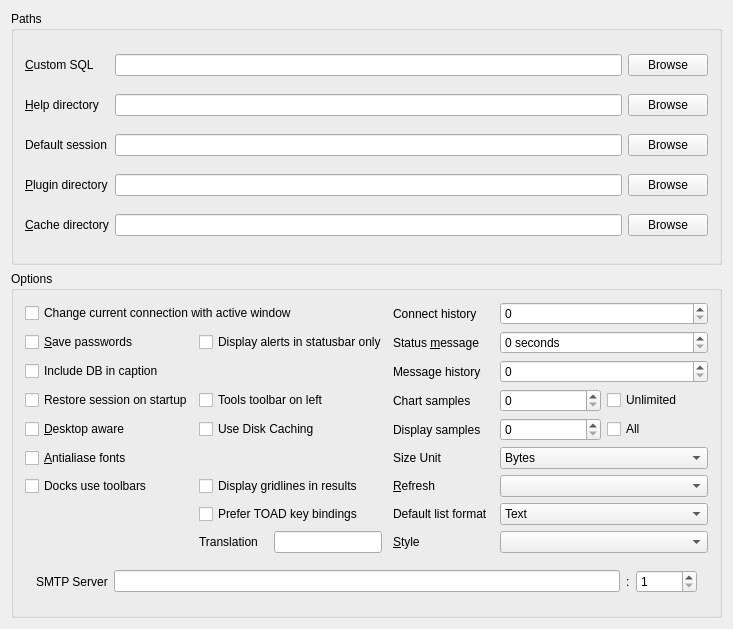
Before: the Qt Designer form src/toglobalsettingui.ui in tora-tool/tora, drawn with Qt 5.
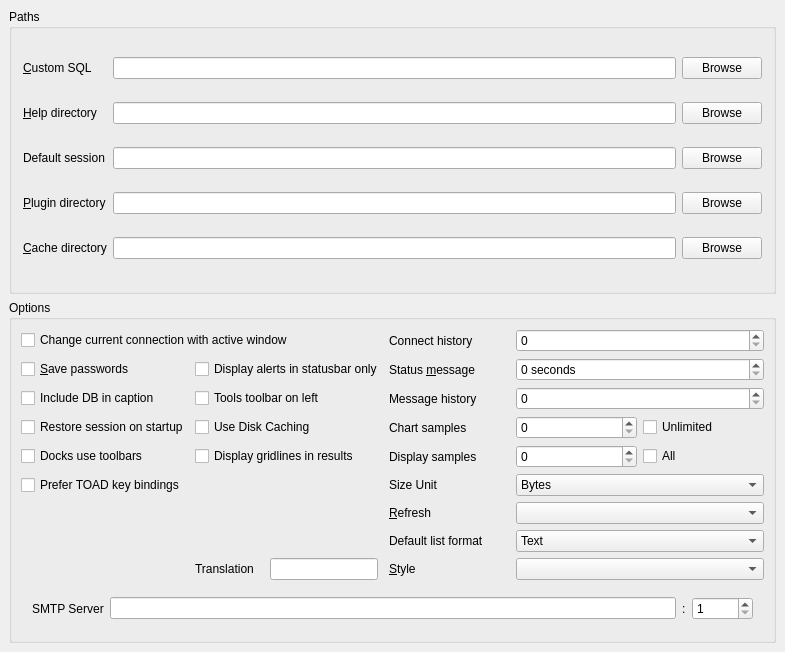
After: the same form once the commit is applied.

```diff
--- a/src/toglobalsettingui.ui
+++ b/src/toglobalsettingui.ui
@@ -5,8 +5,8 @@
    <rect>
     <x>0</x>
     <y>0</y>
-    <width>733</width>
-    <height>629</height>
+    <width>785</width>
+    <height>652</height>
    </rect>
   </property>
   <property name="windowTitle" >
@@ -14,7 +14,7 @@
   </property>
   <layout class="QGridLayout" >
    <property name="margin" >
-    <number>11</number>
+    <number>9</number>
    </property>
    <property name="spacing" >
     <number>6</number>
@@ -168,11 +168,61 @@
      </property>
      <layout class="QGridLayout" >
       <property name="margin" >
-       <number>11</number>
+       <number>9</number>
       </property>
       <property name="spacing" >
        <number>6</number>
       </property>
+      <item row="3" column="1" colspan="2" >
+       <widget class="QCheckBox" name="DiskCaching" >
+        <property name="toolTip" >
+         <string>Use Disk Caching of ObjectLists and Synonyms</string>
+        </property>
+        <property name="text" >
+         <string>Use Disk Caching</string>
+        </property>
+       </widget>
+      </item>
+      <item row="4" column="0" >
+       <widget class="QCheckBox" name="DockToolbar" >
+        <property name="toolTip" >
+         <string>Check this if docks are to use toolbars instead of normal frames.</string>
+        </property>
+        <property name="text" >
+         <string>Docks use toolbars</string>
+        </property>
+       </widget>
+      </item>
+      <item row="4" column="5" >
+       <widget class="QCheckBox" name="AllSamples" >
+        <property name="toolTip" >
+         <string>Display all available samples</string>
+        </property>
+        <property name="text" >
+         <string>All</string>
+        </property>
+       </widget>
+      </item>
+      <item row="4" column="1" colspan="2" >
+       <widget class="QCheckBox" name="DisplayGrid" >
+        <property name="toolTip" >
+         <string>Show grid lines in output results table.</string>
+        </property>
+        <property name="text" >
+         <string>Display gridlines in results</string>
+        </property>
+       </widget>
+      </item>
+      <item row="2" column="1" colspan="2" >
+       <widget class="QCheckBox" name="ToolsLeft" >
+        <property name="toolTip" >
+         <string>Start using the tools toolbar on the left of the main window instead of at the top.</string>
+        </property>
+        <property name="text" >
+         <string>Tools toolbar on left</string>
+        </property>
+       </widget>
+      </item>
       <item row="1" column="0" >
        <widget class="QCheckBox" name="SavePassword" >
         <property name="toolTip" >
@@ -292,16 +342,6 @@
         </property>
        </widget>
       </item>
-      <item row="3" column="1" colspan="2" >
-       <widget class="QCheckBox" name="ToolsLeft" >
-        <property name="toolTip" >
-         <string>Start using the tools toolbar on the left of the main window instead of at the top.</string>
-        </property>
-        <property name="text" >
-         <string>Tools toolbar on left</string>
-        </property>
-       </widget>
-      </item>
       <item row="3" column="0" >
        <widget class="QCheckBox" name="RestoreSession" >
         <property name="text" >
@@ -309,36 +349,6 @@
         </property>
        </widget>
       </item>
-      <item row="4" column="0" >
-       <widget class="QCheckBox" name="DesktopAware" >
-        <property name="toolTip" >
-         <string>Colors get really weird in KDE if you select this.</string>
-        </property>
-        <property name="text" >
-         <string>&amp;Desktop aware</string>
-        </property>
-       </widget>
-      </item>
-      <item row="5" column="0" >
-       <widget class="QCheckBox" name="AntialiaseFonts" >
-        <property name="toolTip" >
-         <string>Use antialiase fonts if Qt supports this. You need to restart for this to take affect.</string>
-        </property>
-        <property name="text" >
-         <string>&amp;Antialiase fonts</string>
-        </property>
-       </widget>
-      </item>
-      <item row="6" column="0" >
-       <widget class="QCheckBox" name="DockToolbar" >
-        <property name="toolTip" >
-         <string>Check this if docks are to use toolbars instead of normal frames.</string>
-        </property>
-        <property name="text" >
-         <string>Docks use toolbars</string>
-        </property>
-       </widget>
-      </item>
       <item row="8" column="3" >
        <widget class="QLabel" name="StyleLabel" >
         <property name="toolTip" >
@@ -508,26 +518,6 @@
         </property>
        </widget>
       </item>
-      <item row="4" column="5" >
-       <widget class="QCheckBox" name="AllSamples" >
-        <property name="toolTip" >
-         <string>Display all available samples</string>
-        </property>
-        <property name="text" >
-         <string>All</string>
-        </property>
-       </widget>
-      </item>
-      <item row="4" column="1" colspan="2" >
-       <widget class="QCheckBox" name="DiskCaching" >
-        <property name="toolTip" >
-         <string>Use Disk Caching of ObjectLists and Synonyms</string>
-        </property>
-        <property name="text" >
-         <string>Use Disk Caching</string>
-        </property>
-       </widget>
-      </item>
       <item row="8" column="1" >
        <widget class="QLabel" name="LocaleLabel" >
         <property name="sizePolicy" >
@@ -561,26 +551,6 @@
         </property>
        </widget>
       </item>
-      <item row="6" column="1" colspan="2" >
-       <widget class="QCheckBox" name="DisplayGrid" >
-        <property name="toolTip" >
-         <string>Show grid lines in output results table.</string>
-        </property>
-        <property name="text" >
-         <string>Display gridlines in results</string>
-        </property>
-       </widget>
-      </item>
-      <item row="7" column="1" colspan="2" >
-       <widget class="QCheckBox" name="ToadBindings" >
-        <property name="toolTip" >
-         <string>Use TOAD keybindings instead of classic TOra.</string>
-        </property>
-        <property name="text" >
-         <string>Prefer TOAD key bindings</string>
-        </property>
-       </widget>
-      </item>
       <item row="9" column="0" colspan="6" >
        <layout class="QHBoxLayout" >
         <property name="margin" >
@@ -618,6 +588,16 @@
         </item>
        </layout>
       </item>
+      <item row="5" column="0" colspan="2" >
+       <widget class="QCheckBox" name="ToadBindings" >
+        <property name="toolTip" >
+         <string>Use TOAD keybindings instead of classic TOra.</string>
+        </property>
+        <property name="text" >
+         <string>Prefer TOAD key bindings</string>
+        </property>
+       </widget>
+      </item>
      </layout>
     </widget>
    </item>
```
Left out of the diff: 2 changed lines with no effect on the pictures.
